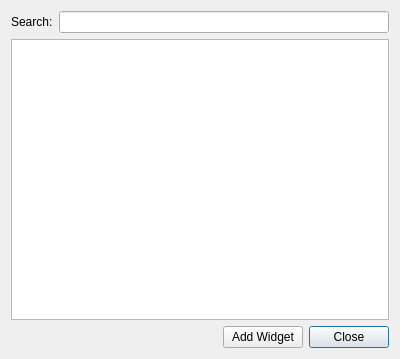
Old version of the form panel/config/addplugindialog.ui in the repository lxqt/lxqt-panel.
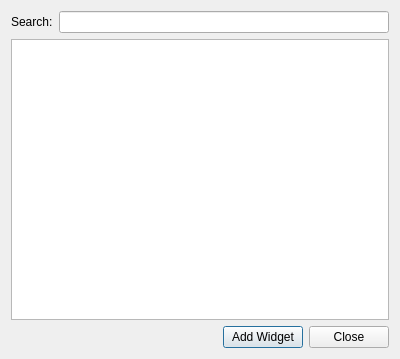
New version of the form.

Commit message: Make default "add" button

What changed in the file:
```diff
--- a/panel/config/addplugindialog.ui
+++ b/panel/config/addplugindialog.ui
@@ -101,6 +101,9 @@
        <property name="text">
         <string>Add Widget</string>
        </property>
+       <property name="default">
+        <bool>true</bool>
+       </property>
       </widget>
      </item>
      <item>
@@ -111,9 +114,6 @@
        <property name="autoDefault">
         <bool>false</bool>
        </property>
-       <property name="default">
-        <bool>true</bool>
-       </property>
       </widget>
      </item>
     </layout>
```
